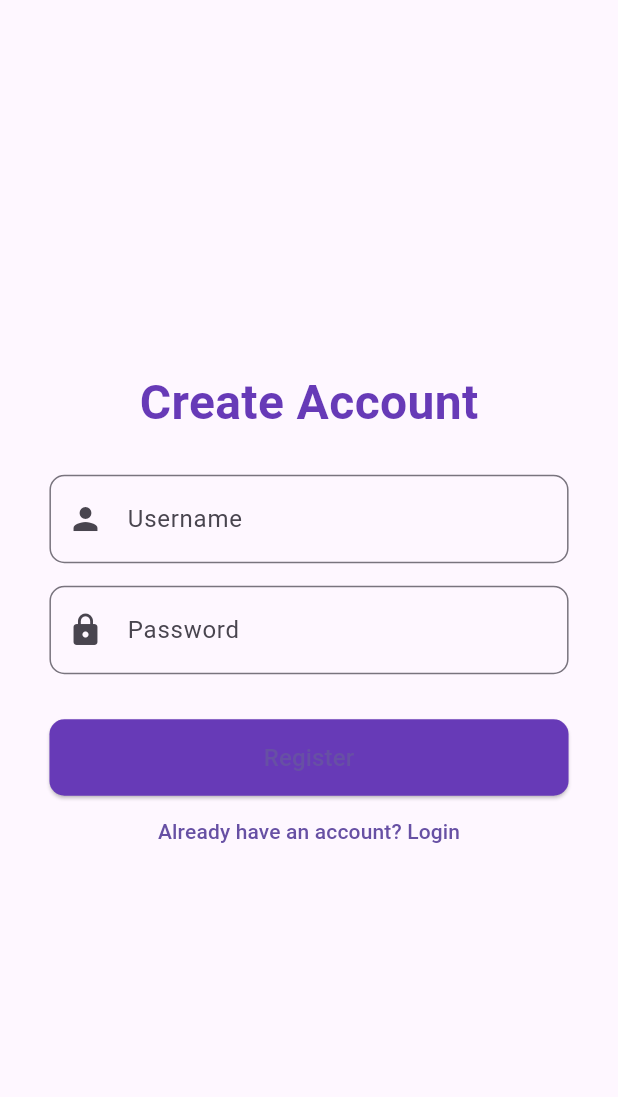
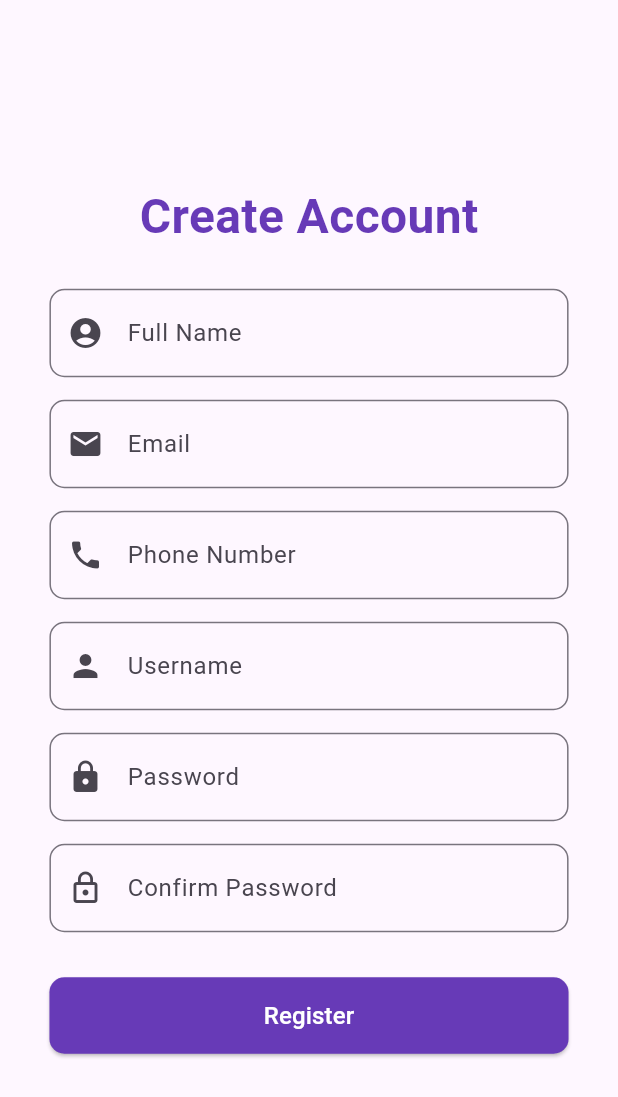
Before and after one commit to Varuntejakulla/ResumeMaker_App, a Flutter app: the RegisterPage screen opened directly, on a phone screen of 412 x 824 dp. Shown: the top 1097 px of the screen. Run offline on Flutter 3.47's test engine with Material 3 defaults, Android fonts, the phone set to English and light mode, and no system bars; our stand-ins replace shared_preferences; accounts and stored records are empty.

Commit message:
changes on  the register page

```diff
--- a/lib/register_page.dart
+++ b/lib/register_page.dart
@@ -13,9 +13,12 @@ class _RegisterPageState extends State<RegisterPage>
     with SingleTickerProviderStateMixin {
   late AnimationController _controller;
   late Animation<double> _fadeAnimation;
+  final TextEditingController fullNameController = TextEditingController();
+  final TextEditingController emailController = TextEditingController();
+  final TextEditingController phoneController = TextEditingController();
+  final TextEditingController confirmPasswordController = TextEditingController();
     final TextEditingController usernameController = TextEditingController();
   final TextEditingController passwordController = TextEditingController();
-
   @override
   void initState() {
     super.initState();
@@ -29,14 +32,24 @@ class _RegisterPageState extends State<RegisterPage>
 
   @override
   void dispose() {
+
     _controller.dispose();
      usernameController.dispose();
     passwordController.dispose();
+    fullNameController.dispose();
+   emailController.dispose();
+   phoneController.dispose();
+
+    confirmPasswordController.dispose();
+
     super.dispose();
   }
 
   Future<void> register() async {
     final prefs = await SharedPreferences.getInstance();
+    await prefs.setString('fullname', fullNameController.text);
+await prefs.setString('email', emailController.text);
+await prefs.setString('phone', phoneController.text);
 await prefs.setString('username', usernameController.text);
 await prefs.setString('password', passwordController.text);
 
@@ -91,6 +104,46 @@ class _RegisterPageState extends State<RegisterPage>
     ),
   ),
   const SizedBox(height: 25),
+
+  // Full Name
+  TextField(
+    controller: fullNameController,
+    style: TextStyle(fontSize: textFieldFont),
+    decoration: InputDecoration(
+      labelText: 'Full Name',
+      border: OutlineInputBorder(borderRadius: BorderRadius.circular(10)),
+      prefixIcon: const Icon(Icons.account_circle),
+    ),
+  ),
+  const SizedBox(height: 15),
+
+  // Email
+  TextField(
+    controller: emailController,
+    keyboardType: TextInputType.emailAddress,
+    style: TextStyle(fontSize: textFieldFont),
+    decoration: InputDecoration(
+      labelText: 'Email',
+      border: OutlineInputBorder(borderRadius: BorderRadius.circular(10)),
+      prefixIcon: const Icon(Icons.email),
+    ),
+  ),
+  const SizedBox(height: 15),
+
+  // Phone
+  TextField(
+    controller: phoneController,
+    keyboardType: TextInputType.phone,
+    style: TextStyle(fontSize: textFieldFont),
+    decoration: InputDecoration(
+      labelText: 'Phone Number',
+      border: OutlineInputBorder(borderRadius: BorderRadius.circular(10)),
+      prefixIcon: const Icon(Icons.phone),
+    ),
+  ),
+  const SizedBox(height: 15),
+
+  // Username
   TextField(
     controller: usernameController,
     style: TextStyle(fontSize: textFieldFont),
@@ -101,6 +154,8 @@ class _RegisterPageState extends State<RegisterPage>
     ),
   ),
   const SizedBox(height: 15),
+
+  // Password
   TextField(
     controller: passwordController,
     obscureText: true,
@@ -111,12 +166,44 @@ class _RegisterPageState extends State<RegisterPage>
       prefixIcon: const Icon(Icons.lock),
     ),
   ),
+  const SizedBox(height: 15),
+
+  // Confirm Password
+  TextField(
+    controller: confirmPasswordController,
+    obscureText: true,
+    style: TextStyle(fontSize: textFieldFont),
+    decoration: InputDecoration(
+      labelText: 'Confirm Password',
+      border: OutlineInputBorder(borderRadius: BorderRadius.circular(10)),
+      prefixIcon: const Icon(Icons.lock_outline),
+    ),
+  ),
 
   const SizedBox(height: 30),
-                SizedBox(
-                  width: double.infinity,
+
+  // Register button
+Center(
+  // ignore: sized_box_for_whitespace
+  child: Container(
+    width: MediaQuery.of(context).size.width > 600
+        ? 300  // Web view max width
+        : double.infinity, // Mobile view full width
     child: ElevatedButton(
-                    onPressed: register,
+      onPressed: () {
+        if (fullNameController.text.isEmpty ||
+            emailController.text.isEmpty ||
+            phoneController.text.isEmpty ||
+            usernameController.text.isEmpty ||
+            passwordController.text.isEmpty ||
+            confirmPasswordController.text.isEmpty) {
+          _showSnackBar("Please fill in all fields");
+        } else if (passwordController.text != confirmPasswordController.text) {
+          _showSnackBar("Passwords do not match");
+        } else {
+          register();
+        }
+      },
       style: ElevatedButton.styleFrom(
         padding: const EdgeInsets.symmetric(vertical: 14),
         backgroundColor: Colors.deepPurple,
@@ -124,12 +211,9 @@ class _RegisterPageState extends State<RegisterPage>
           borderRadius: BorderRadius.circular(10),
         ),
       ),
-                    child: const Text('Register', style: TextStyle(fontSize: 16)),
+      child: const Text('Register', style: TextStyle(fontSize: 16,color:Colors.white)),
     ),
   ),
-                TextButton(
-                  onPressed: () => Navigator.pop(context),
-                  child: const Text("Already have an account? Login"),
 ),
 ],
             ),
```
Lines whose indentation alone changed are shown as unchanged.
